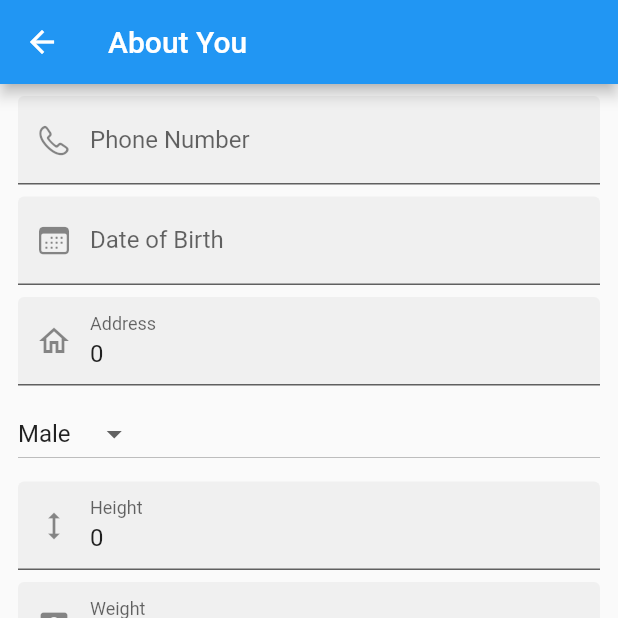
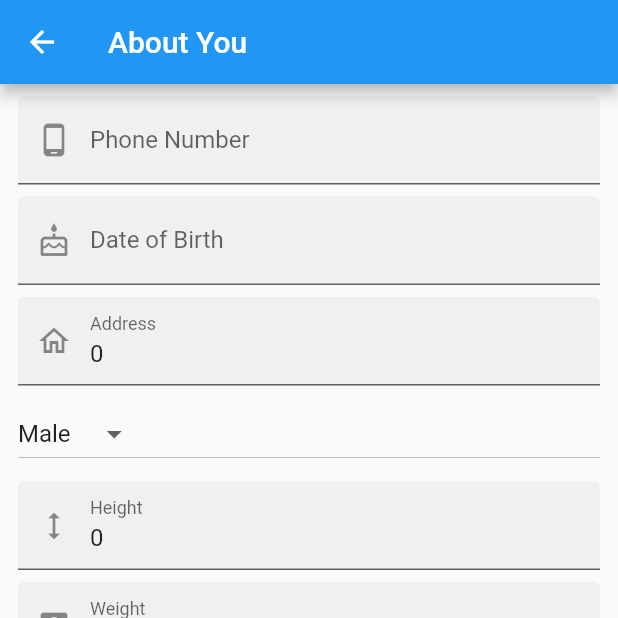
Before and after one commit to LMech/Checkup, a Flutter app: the screen it shows once a user with an empty profile is signed in, item 4 of the bottom bar chosen, after a tap on "About Me", on a phone screen of 412 x 824 dp, the top half of it. Run offline on Flutter 3.47's test engine with Material 2 defaults, Android fonts, the light colour scheme and no system bars; our stand-ins replace cloud_firestore, firebase_auth, firebase_core, flutter_bluetooth_serial, flutter_svg, get and 3 more; missing offline and left inert: dialog_flowtter; accounts and stored records are empty; generated files the repository leaves out were written again.

Commit message:
Fixing UI and general improvements

```diff
--- a/lib/controllers/auth_controller.dart
+++ b/lib/controllers/auth_controller.dart
@@ -7,6 +7,7 @@ import 'package:cloud_firestore/cloud_firestore.dart';
 import 'package:firebase_auth/firebase_auth.dart';
 import 'package:flutter/material.dart';
 import 'package:get/get.dart';
+import 'package:logger/logger.dart';
 
 class AuthController extends GetxController {
   static AuthController to = Get.find();
@@ -109,6 +110,7 @@ class AuthController extends GetxController {
           rating: GravatarRating.pg,
           fileExtension: true,
         );
+        Logger().e(gravatarUrl);
         //create the new user object
         UserModel _newUser = UserModel(
           uid: result.user!.uid,
--- a/lib/main.dart
+++ b/lib/main.dart
@@ -3,7 +3,7 @@ import 'package:checkup/firebase_options.dart';
 import 'package:checkup/views/auth/reset_password_ui.dart';
 import 'package:checkup/views/auth/sign_in_ui.dart';
 import 'package:checkup/views/auth/sign_up_ui.dart';
-import 'package:checkup/views/chat_ui.dart';
+import 'package:checkup/views/chatbot_ui.dart';
 import 'package:checkup/views/connections/connections_ui.dart';
 import 'package:checkup/views/home/connect_ui.dart';
 import 'package:checkup/views/home/home_ui.dart';
--- a/lib/views/auth/sign_in_ui.dart
+++ b/lib/views/auth/sign_in_ui.dart
@@ -6,7 +6,6 @@ import 'package:checkup/views/components/form_input_field_with_icon.dart';
 import 'package:checkup/views/components/label_button.dart';
 import 'package:checkup/views/components/logo_graphic_header.dart';
 import 'package:checkup/views/components/primary_button.dart';
-import 'package:flutter/cupertino.dart';
 import 'package:flutter/material.dart';
 import 'package:get/get.dart';
 
@@ -31,14 +30,12 @@ class SignInUI extends StatelessWidget {
                 crossAxisAlignment: CrossAxisAlignment.stretch,
                 children: <Widget>[
                   const LogoGraphicHeader(
-                    radius: 20,
-                    height: 120,
-                    width: 200,
+                    radius: 73.0,
                   ),
                   const SizedBox(height: 48.0),
                   FormInputFieldWithIcon(
                     controller: authController.emailController,
-                    iconPrefix: CupertinoIcons.mail,
+                    iconPrefix: Icons.alternate_email_outlined,
                     labelText: 'Email',
                     validator: Validator().email,
                     keyboardType: TextInputType.emailAddress,
@@ -50,7 +47,7 @@ class SignInUI extends StatelessWidget {
                   const SizedBox(height: 8.0),
                   FormInputFieldWithIcon(
                     controller: authController.passwordController,
-                    iconPrefix: CupertinoIcons.lock,
+                    iconPrefix: Icons.password_outlined,
                     labelText: 'Password',
                     validator: Validator().password,
                     obscureText: true,
--- a/lib/views/chat_ui.dart
+++ b/lib/views/chatbot_ui.dart
@@ -46,7 +46,7 @@ class ChatbotUI extends StatelessWidget {
                           ),
                         ),
                         IconButton(
-                          icon: const Icon(Icons.send),
+                          icon: const Icon(Icons.send_outlined),
                           onPressed: () {
                             controller.sendMessage(_messageController.text);
                             _messageController.clear();
--- a/lib/views/components/avatar.dart
+++ b/lib/views/components/avatar.dart
@@ -20,13 +20,9 @@ class Avatar extends StatelessWidget {
     if (user == '') {
       return LogoGraphicHeader(
         radius: radius,
-        width: width,
-        height: height,
       );
     }
-    return Hero(
-      tag: 'User Avatar Image $radius',
-      child: CircleAvatar(
+    return CircleAvatar(
         foregroundColor: Colors.blue,
         backgroundColor: Colors.white,
         radius: radius,
@@ -37,7 +33,6 @@ class Avatar extends StatelessWidget {
             width: width,
             height: height,
           ),
-          )),
-    );
+        ));
   }
 }
--- a/lib/views/components/logo_graphic_header.dart
+++ b/lib/views/components/logo_graphic_header.dart
@@ -4,31 +4,20 @@ class LogoGraphicHeader extends StatelessWidget {
   const LogoGraphicHeader({
     Key? key,
     required this.radius,
-    required this.width,
-    required this.height,
   }) : super(key: key);
 
-  final double height;
   final double radius;
-  final double width;
 
   @override
   Widget build(BuildContext context) {
     String _imageLogo = 'assets/images/default.png';
-    return Hero(
-      tag: 'App Logo',
-      child: CircleAvatar(
-          foregroundColor: Colors.blue,
-          backgroundColor: Colors.transparent,
-          radius: radius,
-          child: ClipOval(
-            child: Image.asset(
-              _imageLogo,
-              fit: BoxFit.cover,
-              width: width,
-              height: height,
-            ),
-          )),
+    return CircleAvatar(
+      backgroundColor: Colors.transparent,
+      radius: radius,
+      backgroundImage: Image.asset(
+        _imageLogo,
+        fit: BoxFit.cover,
+      ).image,
     );
   }
 }
--- a/lib/views/home/bluetooth_search_ui.dart
+++ b/lib/views/home/bluetooth_search_ui.dart
@@ -135,7 +135,7 @@ class _SelectBondedDevicePage extends State<SelectBondedDevicePage> {
                   ),
                 )
               : IconButton(
-                  icon: const Icon(Icons.replay),
+                  icon: const Icon(Icons.replay_outlined),
                   onPressed: _restartDiscovery,
                 ),
         ],
--- a/lib/views/home/home_ui.dart
+++ b/lib/views/home/home_ui.dart
@@ -2,7 +2,6 @@ import 'package:checkup/controllers/auth_controller.dart';
 import 'package:checkup/controllers/home_controller.dart';
 import 'package:checkup/views/components/avatar.dart';
 import 'package:checkup/views/components/feature_card.dart';
-import 'package:flutter/cupertino.dart';
 import 'package:flutter/material.dart';
 import 'package:get/get.dart';
 
@@ -10,7 +9,6 @@ class HomeUI extends StatelessWidget {
   HomeUI({Key? key}) : super(key: key);
 
   final AuthController authController = AuthController.to;
-  final String photoUrl = '';
 
   Widget _profileData() {
     final String userName = authController.firestoreUser.value!.name;
@@ -34,25 +32,12 @@ class HomeUI extends StatelessWidget {
             ),
           ),
         ]),
-        GestureDetector(
-          child: photoUrl == ''
-              ? Avatar(
-                  authController.firestoreUser.value?.photoUrl ?? '',
-                  radius: 25.0,
-                  height: 120,
-                  width: 200,
-                )
-              : CircleAvatar(
-                  child: ClipOval(
-                      child: FadeInImage.assetNetwork(
-                          placeholder: '',
-                          image: photoUrl,
-                          fit: BoxFit.cover,
-                          width: 200,
-                          height: 120)),
-                  radius: 25),
-          onTap: () {},
-        )
+        Avatar(
+          authController.firestoreUser.value!.photoUrl,
+          radius: 60.0,
+          height: 200,
+          width: 200,
+        ),
       ]),
     );
   }
@@ -80,7 +65,7 @@ class HomeUI extends StatelessWidget {
               const SizedBox(width: 20),
               FeatureCard(
                 color: Get.theme.focusColor,
-                icon: CupertinoIcons.rectangle_paperclip,
+                icon: Icons.assessment_outlined,
                 title: 'Report',
                 description: 'Export and share your data',
                 onTap: () {},
@@ -88,7 +73,7 @@ class HomeUI extends StatelessWidget {
               const SizedBox(width: 15),
               FeatureCard(
                 color: Get.theme.focusColor,
-                icon: CupertinoIcons.waveform_path_ecg,
+                icon: Icons.monitor_heart_outlined,
                 title: 'Camera Oximeter',
                 description: 'Measure important vital using your phone camera',
                 onTap: () {},
@@ -151,7 +136,7 @@ class HomeUI extends StatelessWidget {
                                 Row(
                                   children: const [
                                     Icon(
-                                      CupertinoIcons.heart,
+                                      Icons.favorite_border_outlined,
                                       color: Colors.red,
                                     ),
                                     SizedBox(width: 10),
--- a/lib/views/profile/about_user_ui.dart
+++ b/lib/views/profile/about_user_ui.dart
@@ -1,7 +1,6 @@
 import 'package:checkup/controllers/profile_controller.dart';
 import 'package:checkup/helpers/validator.dart';
 import 'package:checkup/views/components/form_input_field_with_icon.dart';
-import 'package:flutter/cupertino.dart';
 import 'package:flutter/material.dart';
 import 'package:intl/intl.dart';
 
@@ -33,7 +32,7 @@ class _AboutUserUIState extends State<AboutUserUI> {
           const SizedBox(height: 8.0),
           FormInputFieldWithIcon(
             controller: profileController.phoneNumberController,
-            iconPrefix: CupertinoIcons.phone,
+            iconPrefix: Icons.phone_android_outlined,
             keyboardType: TextInputType.datetime,
             labelText: "Phone Number",
             validator: Validator().name,
@@ -45,7 +44,7 @@ class _AboutUserUIState extends State<AboutUserUI> {
           const SizedBox(height: 8.0),
           FormInputFieldWithIcon(
             controller: profileController.dataOfBirthController,
-            iconPrefix: CupertinoIcons.calendar,
+            iconPrefix: Icons.cake_outlined,
             keyboardType: TextInputType.none,
             labelText: "Date of Birth",
             validator: Validator().name,
--- a/lib/views/splash_ui.dart
+++ b/lib/views/splash_ui.dart
@@ -1,13 +1,40 @@
 import 'package:flutter/material.dart';
+import 'package:flutter_svg/flutter_svg.dart';
+import 'package:google_fonts/google_fonts.dart';
 
 class SplashUI extends StatelessWidget {
   const SplashUI({Key? key}) : super(key: key);
 
   @override
   Widget build(BuildContext context) {
-    return const Scaffold(
-      body: Center(
-        child: CircularProgressIndicator(),
+    return Scaffold(
+      body: SafeArea(
+        child: Container(
+          decoration: const BoxDecoration(
+              gradient: LinearGradient(
+                  begin: Alignment.centerLeft,
+                  end: Alignment.centerRight,
+                  colors: [Colors.indigo, Colors.indigoAccent])),
+          child: Column(
+            children: [
+              Expanded(
+                child: SvgPicture.asset(
+                  'assets/logo.svg',
+                ),
+              ),
+              Expanded(
+                child: Text(
+                  'CHECKUP',
+                  style: TextStyle(
+                      color: Colors.white,
+                      fontSize: 40,
+                      fontFamily: GoogleFonts.montserrat().fontFamily,
+                      fontWeight: FontWeight.bold),
+                ),
+              )
+            ],
+          ),
+        ),
       ),
     );
   }
--- a/lib/views/tabbar_ui.dart
+++ b/lib/views/tabbar_ui.dart
@@ -1,9 +1,8 @@
 import 'package:checkup/controllers/tabbar_controller.dart';
-import 'package:checkup/views/chat_ui.dart';
+import 'package:checkup/views/chatbot_ui.dart';
 import 'package:checkup/views/connections/connections_ui.dart';
 import 'package:checkup/views/home/home_ui.dart';
 import 'package:checkup/views/profile/profile_ui.dart';
-import 'package:flutter/cupertino.dart';
 import 'package:flutter/material.dart';
 import 'package:get/get.dart';
 
@@ -27,24 +26,25 @@ class TabbarUI extends StatelessWidget {
               ),
             ),
             bottomNavigationBar: BottomNavigationBar(
+              showUnselectedLabels: false,
               currentIndex: controller.tabIndex.value,
               onTap: controller.changeTabIndex,
               type: BottomNavigationBarType.fixed,
               items: const [
                 BottomNavigationBarItem(
-                  icon: Icon(CupertinoIcons.home),
+                  icon: Icon(Icons.home_outlined),
                   label: 'Home',
                 ),
                 BottomNavigationBarItem(
-                  icon: Icon(CupertinoIcons.chat_bubble_2),
+                  icon: Icon(Icons.smart_toy_outlined),
                   label: 'Atouf',
                 ),
                 BottomNavigationBarItem(
-                  icon: Icon(CupertinoIcons.person_3_fill),
-                  label: 'Contacts',
+                  icon: Icon(Icons.people_alt_outlined),
+                  label: 'Connections',
                 ),
                 BottomNavigationBarItem(
-                  icon: Icon(CupertinoIcons.profile_circled),
+                  icon: Icon(Icons.assignment_ind_outlined),
                   label: 'Profile',
                 ),
               ],
```
Also changed, not shown: lib/views/auth/reset_password_ui.dart (+2 -5 lines), lib/views/auth/sign_up_ui.dart (+4 -7 lines), lib/views/components/connection_card.dart (+6 -16 lines), pubspec.yaml (+3 -6 lines), assets/images/default.png, assets/logo.svg (added), pubspec.lock. Lines whose indentation alone changed are shown as unchanged.
